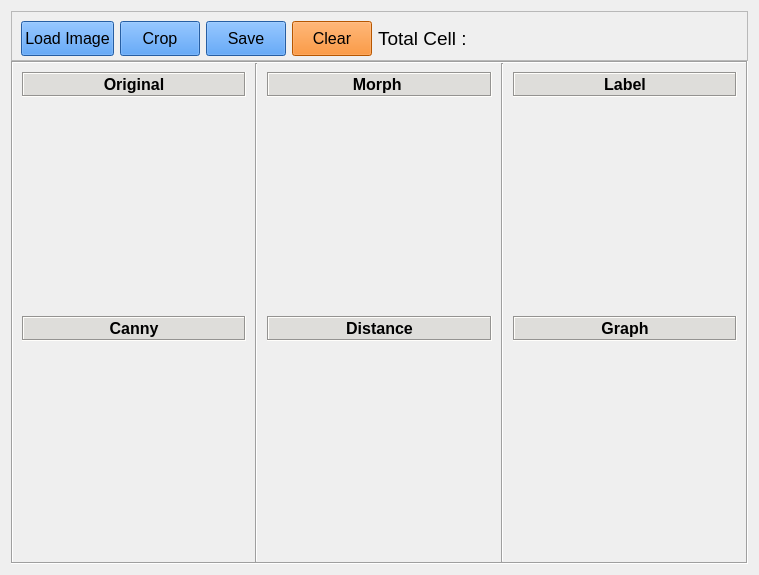
Above: ui_widget.ui from aziz-0110/moilapp-plugin-histologi-bat before the change. Below: the same form after it.
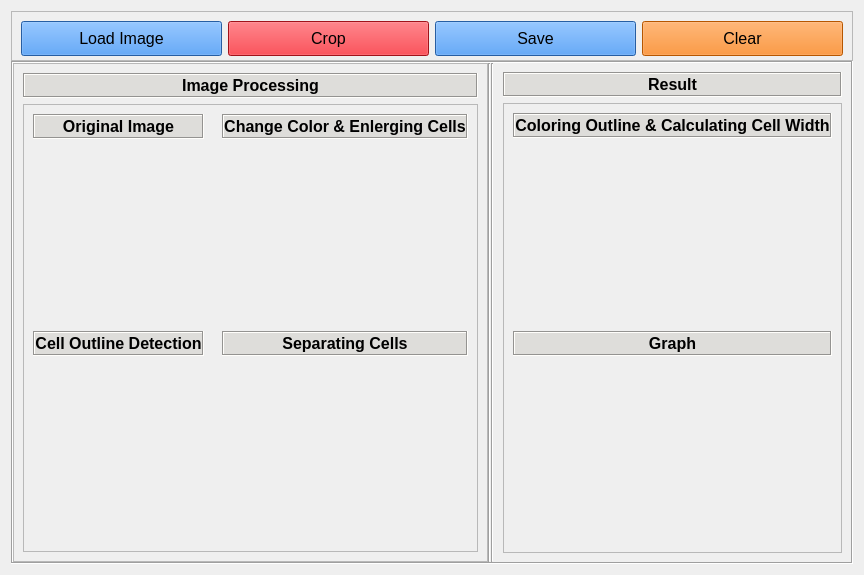
That is the form after the change.

Patch:
```diff
--- a/ui_widget.ui
+++ b/ui_widget.ui
@@ -6,7 +6,7 @@
    <rect>
     <x>0</x>
     <y>0</y>
-    <width>759</width>
+    <width>858</width>
     <height>575</height>
    </rect>
   </property>
@@ -132,7 +132,13 @@
                </font>
               </property>
               <property name="styleSheet">
-               <string notr="true">background-color: rgb(53, 132, 228);</string>
+               <string notr="true">QPushButton {
+	background-color: rgb(224, 27, 36);
+}
+
+QPushButton#btn_crop:hover {
+	background-color: rgb(53, 132, 228);
+}</string>
               </property>
               <property name="text">
                <string>Crop</string>
@@ -193,56 +199,6 @@
               </property>
              </widget>
             </item>
-            <item>
-             <widget class="QLabel" name="label_8">
-              <property name="minimumSize">
-               <size>
-                <width>0</width>
-                <height>35</height>
-               </size>
-              </property>
-              <property name="font">
-               <font>
-                <pointsize>14</pointsize>
-               </font>
-              </property>
-              <property name="styleSheet">
-               <string notr="true"/>
-              </property>
-              <property name="text">
-               <string>Total Cell : </string>
-              </property>
-              <property name="alignment">
-               <set>Qt::AlignCenter</set>
-              </property>
-              <property name="margin">
-               <number>9</number>
-              </property>
-              <property name="openExternalLinks">
-               <bool>false</bool>
-              </property>
-             </widget>
-            </item>
-            <item>
-             <widget class="QLabel" name="lbl_cell">
-              <property name="text">
-               <string/>
-              </property>
-             </widget>
-            </item>
-            <item>
-             <spacer name="horizontalSpacer">
-              <property name="orientation">
-               <enum>Qt::Horizontal</enum>
-              </property>
-              <property name="sizeHint" stdset="0">
-               <size>
-                <width>469</width>
-                <height>20</height>
-               </size>
-              </property>
-             </spacer>
-            </item>
            </layout>
           </widget>
          </item>
@@ -274,6 +230,78 @@
           <number>0</number>
          </property>
          <item>
+          <widget class="QFrame" name="frame_7">
+           <property name="frameShape">
+            <enum>QFrame::StyledPanel</enum>
+           </property>
+           <property name="frameShadow">
+            <enum>QFrame::Raised</enum>
+           </property>
+           <layout class="QVBoxLayout" name="verticalLayout_6">
+            <item>
+             <widget class="QLabel" name="label_9">
+              <property name="minimumSize">
+               <size>
+                <width>0</width>
+                <height>25</height>
+               </size>
+              </property>
+              <property name="maximumSize">
+               <size>
+                <width>16777215</width>
+                <height>25</height>
+               </size>
+              </property>
+              <property name="font">
+               <font>
+                <pointsize>12</pointsize>
+                <weight>75</weight>
+                <bold>true</bold>
+               </font>
+              </property>
+              <property name="styleSheet">
+               <string notr="true">background-color: rgb(222, 221, 218);
+</string>
+              </property>
+              <property name="frameShape">
+               <enum>QFrame::Box</enum>
+              </property>
+              <property name="frameShadow">
+               <enum>QFrame::Sunken</enum>
+              </property>
+              <property name="text">
+               <string>Image Processing</string>
+              </property>
+              <property name="alignment">
+               <set>Qt::AlignCenter</set>
+              </property>
+             </widget>
+            </item>
+            <item>
+             <widget class="QFrame" name="frame_8">
+              <property name="frameShape">
+               <enum>QFrame::StyledPanel</enum>
+              </property>
+              <property name="frameShadow">
+               <enum>QFrame::Raised</enum>
+              </property>
+              <layout class="QHBoxLayout" name="horizontalLayout_5">
+               <property name="spacing">
+                <number>0</number>
+               </property>
+               <property name="leftMargin">
+                <number>0</number>
+               </property>
+               <property name="topMargin">
+                <number>0</number>
+               </property>
+               <property name="rightMargin">
+                <number>0</number>
+               </property>
+               <property name="bottomMargin">
+                <number>0</number>
+               </property>
+               <item>
           <widget class="QFrame" name="frame">
            <property name="frameShape">
             <enum>QFrame::NoFrame</enum>
@@ -313,7 +341,7 @@
                <enum>QFrame::Sunken</enum>
               </property>
               <property name="text">
-               <string>Original</string>
+                     <string>Original Image</string>
               </property>
               <property name="alignment">
                <set>Qt::AlignCenter</set>
@@ -358,7 +386,7 @@
                <enum>QFrame::Sunken</enum>
               </property>
               <property name="text">
-               <string>Canny</string>
+                     <string>Cell Outline Detection</string>
               </property>
               <property name="alignment">
                <set>Qt::AlignCenter</set>
@@ -375,13 +403,6 @@
            </layout>
           </widget>
          </item>
-         <item>
-          <widget class="Line" name="line">
-           <property name="orientation">
-            <enum>Qt::Vertical</enum>
-           </property>
-          </widget>
-         </item>
          <item>
           <widget class="QFrame" name="frame_6">
            <property name="frameShape">
@@ -416,7 +437,7 @@
                <enum>QFrame::Sunken</enum>
               </property>
               <property name="text">
-               <string>Morph </string>
+                     <string>Change Color &amp; Enlerging Cells</string>
               </property>
               <property name="alignment">
                <set>Qt::AlignCenter</set>
@@ -461,7 +482,7 @@
                <enum>QFrame::Sunken</enum>
               </property>
               <property name="text">
-               <string>Distance</string>
+                     <string>Separating Cells</string>
               </property>
               <property name="alignment">
                <set>Qt::AlignCenter</set>
@@ -478,6 +499,19 @@
            </layout>
           </widget>
          </item>
+              </layout>
+             </widget>
+            </item>
+           </layout>
+          </widget>
+         </item>
+         <item>
+          <widget class="Line" name="line">
+           <property name="orientation">
+            <enum>Qt::Vertical</enum>
+           </property>
+          </widget>
+         </item>
          <item>
           <widget class="Line" name="line_2">
            <property name="orientation">
@@ -495,6 +529,53 @@
            </property>
            <layout class="QVBoxLayout" name="verticalLayout_4">
             <item>
+             <widget class="QLabel" name="label_3">
+              <property name="minimumSize">
+               <size>
+                <width>0</width>
+                <height>25</height>
+               </size>
+              </property>
+              <property name="maximumSize">
+               <size>
+                <width>16777215</width>
+                <height>25</height>
+               </size>
+              </property>
+              <property name="font">
+               <font>
+                <pointsize>12</pointsize>
+                <weight>75</weight>
+                <bold>true</bold>
+               </font>
+              </property>
+              <property name="styleSheet">
+               <string notr="true">background-color: rgb(222, 221, 218);</string>
+              </property>
+              <property name="frameShape">
+               <enum>QFrame::Box</enum>
+              </property>
+              <property name="frameShadow">
+               <enum>QFrame::Sunken</enum>
+              </property>
+              <property name="text">
+               <string>Result</string>
+              </property>
+              <property name="alignment">
+               <set>Qt::AlignCenter</set>
+              </property>
+             </widget>
+            </item>
+            <item>
+             <widget class="QFrame" name="frame_5">
+              <property name="frameShape">
+               <enum>QFrame::StyledPanel</enum>
+              </property>
+              <property name="frameShadow">
+               <enum>QFrame::Raised</enum>
+              </property>
+              <layout class="QVBoxLayout" name="verticalLayout_5">
+               <item>
              <widget class="QLabel" name="label">
               <property name="minimumSize">
                <size>
@@ -525,7 +606,7 @@
                <enum>QFrame::Sunken</enum>
               </property>
               <property name="text">
-               <string>Label</string>
+                  <string>Coloring Outline &amp; Calculating Cell Width</string>
               </property>
               <property name="alignment">
                <set>Qt::AlignCenter</set>
@@ -582,6 +663,9 @@
               <property name="text">
                <string/>
               </property>
+                </widget>
+               </item>
+              </layout>
              </widget>
             </item>
            </layout>
```
Lines whose indentation alone changed are shown as unchanged.
